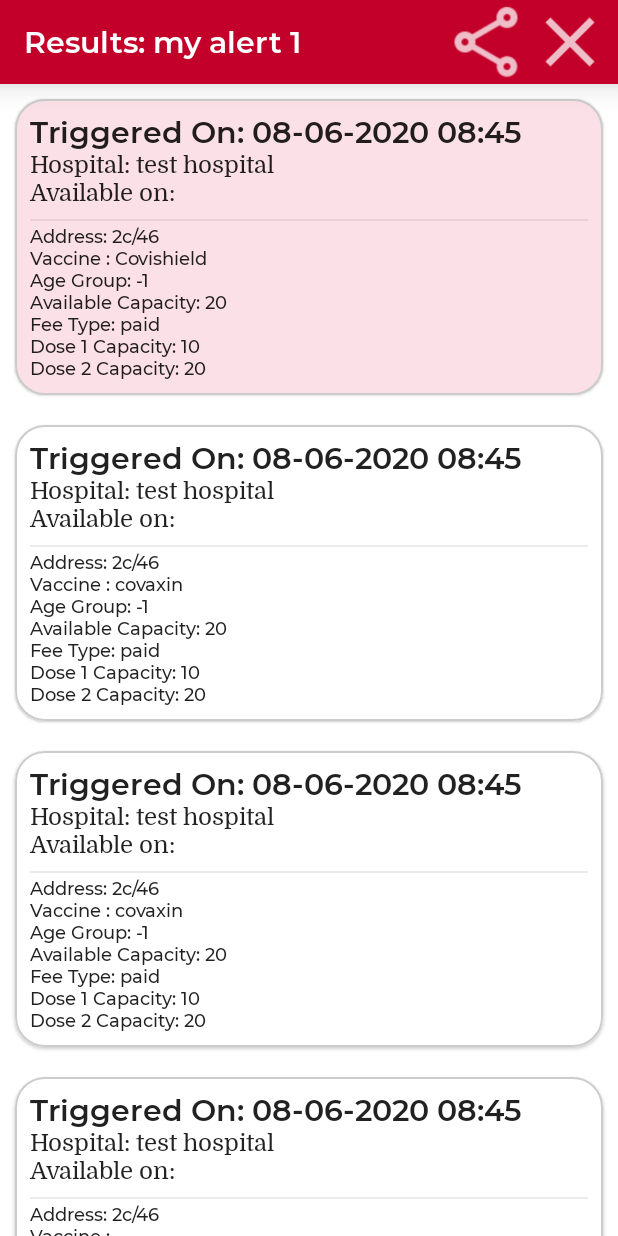
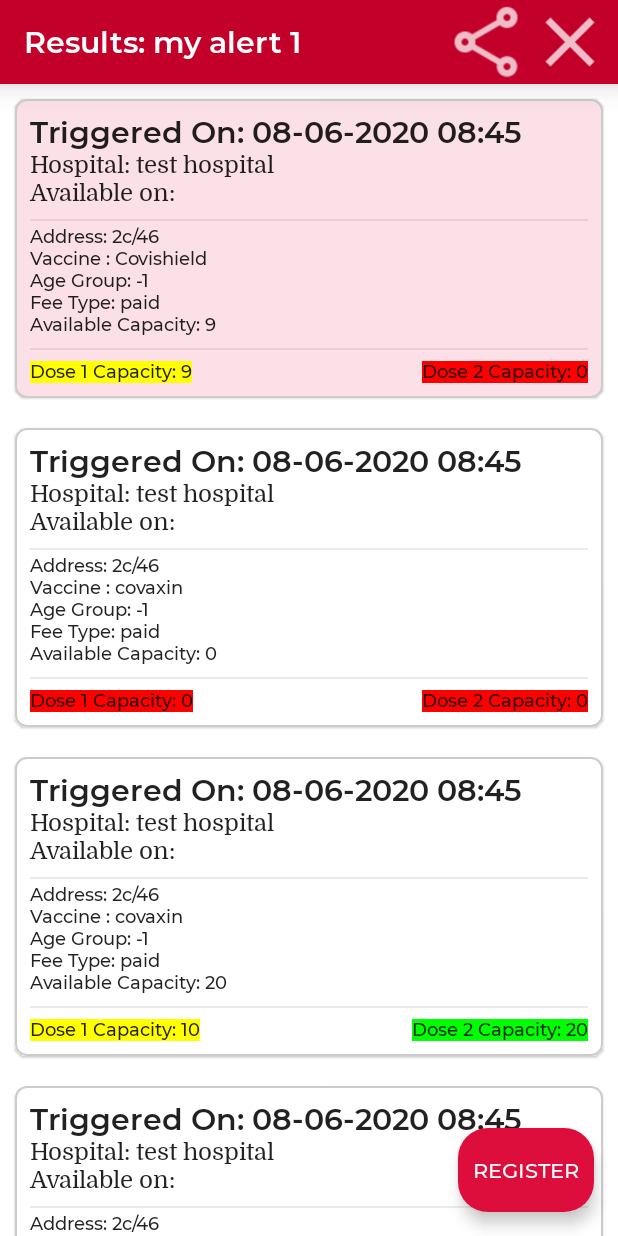
Before and after one commit to sp98/cowin-alert, an Android app built with Jetpack Compose: the @Preview function PreviewResultDetails, on a phone screen of 412 x 824 dp. Run offline under Robolectric (Android 15) with nearby library versions, the phone set to English and light mode, and no system bars; our stand-ins replace Room's generated code, accompanist.

Commit message:
Added register button on result screen
Signed-off-by: Santosh Pillai <sapillai@redhat.com>

```diff
--- a/app/src/main/java/com/santoshpillai/cowinalert/CowinAlertApplication.kt
+++ b/app/src/main/java/com/santoshpillai/cowinalert/CowinAlertApplication.kt
@@ -1,7 +1,6 @@
 package com.santoshpillai.cowinalert
 
 import android.app.Application
-import android.app.DownloadManager
 import android.app.NotificationChannel
 import android.app.NotificationManager
 import android.content.Context
--- a/app/src/main/java/com/santoshpillai/cowinalert/ui/alertscreen/AlertScreen.kt
+++ b/app/src/main/java/com/santoshpillai/cowinalert/ui/alertscreen/AlertScreen.kt
@@ -51,7 +51,7 @@
             Scaffold(
                 floatingActionButtonPosition = FabPosition.End,
                 floatingActionButton = {
-                   if (showAddIcon){
+                    if (showAddIcon) {
                         FloatingActionButton(
                             modifier = Modifier
                                 .padding(5.dp),
--- a/app/src/main/java/com/santoshpillai/cowinalert/ui/resultscreen/ResultScreen.kt
+++ b/app/src/main/java/com/santoshpillai/cowinalert/ui/resultscreen/ResultScreen.kt
@@ -3,23 +3,24 @@
 import android.app.Activity
 import android.content.Context
 import android.content.Intent
+import android.net.Uri
 import androidx.compose.foundation.BorderStroke
 import androidx.compose.foundation.background
 import androidx.compose.foundation.gestures.detectTapGestures
-import androidx.compose.foundation.layout.Arrangement
-import androidx.compose.foundation.layout.Column
-import androidx.compose.foundation.layout.fillMaxWidth
-import androidx.compose.foundation.layout.padding
+import androidx.compose.foundation.layout.*
 import androidx.compose.foundation.lazy.LazyColumn
 import androidx.compose.foundation.lazy.items
+import androidx.compose.foundation.shape.RoundedCornerShape
 import androidx.compose.material.*
 import androidx.compose.runtime.Composable
+import androidx.compose.runtime.remember
 import androidx.compose.ui.Alignment
 import androidx.compose.ui.Modifier
 import androidx.compose.ui.graphics.Color
 import androidx.compose.ui.input.pointer.pointerInput
 import androidx.compose.ui.platform.LocalContext
 import androidx.compose.ui.res.painterResource
+import androidx.compose.ui.res.stringResource
 import androidx.compose.ui.text.style.TextAlign
 import androidx.compose.ui.tooling.preview.Preview
 import androidx.compose.ui.unit.dp
@@ -68,6 +69,11 @@
                         }
                     }
                 )
+            },
+            floatingActionButton = {
+                if (results.isNotEmpty()) {
+                    Register(context)
+                }
             }
         ) {
 
@@ -76,7 +82,7 @@
                     modifier = Modifier.fillMaxWidth(),
                     verticalArrangement = Arrangement.Center,
                     horizontalAlignment = Alignment.CenterHorizontally
-                ){
+                ) {
                     Text(
                         "No results found",
                         style = MaterialTheme.typography.h5,
@@ -111,7 +117,7 @@
                                     )
                                 },
                             border = BorderStroke(1.dp, Color.LightGray),
-                            shape = MaterialTheme.shapes.medium,
+                            shape = MaterialTheme.shapes.small,
                         ) {
                             Column(
                                 modifier = Modifier
@@ -148,25 +154,43 @@
                                 )
 
                                 Text(
+                                    text = "Fee Type: ${result.feeType}",
+                                    style = MaterialTheme.typography.overline
+                                )
+
+                                Text(
                                     text = "Available Capacity: ${result.availableCapacity}",
                                     style = MaterialTheme.typography.overline
                                 )
 
-                                Text(
-                                    text = "Fee Type: ${result.feeType}",
-                                    style = MaterialTheme.typography.overline
-                                )
+                                CowinDivider()
+                                Spacer(modifier = Modifier.height(4.dp))
+                                Row(
+                                    modifier = Modifier
+                                        .fillMaxWidth(),
+                                    verticalAlignment = Alignment.CenterVertically,
+                                    horizontalArrangement = Arrangement.SpaceBetween
+                                ) {
+                                    val d1backgroundColor =
+                                        getAvailableDoseBgColor(result.dose1Capacity)
+                                    val d2backgroundColor =
+                                        getAvailableDoseBgColor(result.dose2Capacity)
 
+                                    Text(
+                                        text = "Dose 1 Capacity: ${result.dose1Capacity}",
+                                        style = MaterialTheme.typography.overline,
+                                        modifier = Modifier
+                                            .background(d1backgroundColor)
+                                    )
 
-                                Text(
-                                    text = "Dose 1 Capacity: ${result.dose1Capacity}",
-                                    style = MaterialTheme.typography.overline
-                                )
+                                    Text(
+                                        text = "Dose 2 Capacity: ${result.dose2Capacity}",
+                                        style = MaterialTheme.typography.overline,
+                                        modifier = Modifier
+                                            .background(d2backgroundColor)
+                                    )
+                                }
 
-                                Text(
-                                    text = "Dose 2 Capacity: ${result.dose2Capacity}",
-                                    style = MaterialTheme.typography.overline
-                                )
 
                             }
                         }
@@ -179,6 +203,35 @@
     }
 }
 
+@Composable
+fun Register(context: Context) {
+    val cowinLoginURL =  stringResource(R.string.cowin_registration_url)
+    val intent = remember {
+        Intent(
+            Intent.ACTION_VIEW,
+            Uri.parse(cowinLoginURL)
+        )
+    }
+    FloatingActionButton(
+        onClick = { context.startActivity(intent) },
+        shape = RoundedCornerShape(20.dp)
+    ) {
+        Text(
+            stringResource(R.string.register),
+            modifier = Modifier.padding(horizontal = 10.dp),
+            style = MaterialTheme.typography.button
+        )
+    }
+}
+
+
+fun getAvailableDoseBgColor(capacity: Int): Color {
+    return when (capacity) {
+        in 1..10 -> Color.Yellow
+        0 -> Color.Red
+        else -> Color.Green
+    }
+}
 
 @Preview(name = "Result Detail Screen")
 @Composable
@@ -196,9 +249,9 @@
                 blockName = "NIT-2",
                 vaccine = "Covishield",
                 feeType = "paid",
-                availableCapacity = 20,
-                dose1Capacity = 10,
-                dose2Capacity = 20,
+                availableCapacity = 9,
+                dose1Capacity = 9,
+                dose2Capacity = 0,
                 triggeredOn = "08-06-2020 08:45"
             ),
             Result(
@@ -211,9 +264,9 @@
                 blockName = "NIT-2",
                 vaccine = "covaxin",
                 feeType = "paid",
-                availableCapacity = 20,
-                dose1Capacity = 10,
-                dose2Capacity = 20,
+                availableCapacity = 0,
+                dose1Capacity = 0,
+                dose2Capacity = 0,
                 triggeredOn = "08-06-2020 08:45"
             ),
             Result(
@@ -297,13 +350,13 @@
     }
 }
 
-
 private fun getShareIntent(context: Context, result: Result): Intent {
     return ShareCompat.IntentBuilder.from(context as Activity)
         .setText(
             "Vaccination Available:\n" +
                     "Hospital Name:  ${result.hospitalName}\n" +
                     "Address: ${result.address}\n" +
+                    "Vaccine: ${result.vaccine}\n" +
                     "Age Group:  ${result.ageGroup}+\n" +
                     "Date:  ${result.availableOn}\n" +
                     "Total Doses:  ${result.availableCapacity}\n" +
--- a/app/src/main/java/com/santoshpillai/cowinalert/workers/CowinWorker.kt
+++ b/app/src/main/java/com/santoshpillai/cowinalert/workers/CowinWorker.kt
@@ -47,7 +47,7 @@
                     val centers =
                         CowinAPI.retrofitService.getCowinData(pincode, today).execute().body()
                     if (centers != null) {
-                        println("centers - ${centers.centers    }")
+                        println("centers - ${centers.centers}")
                         val test = matchFilter(filters, centers.centers)
                         if (test.result.isNotEmpty()) {
                             results = results + test.result
--- a/app/src/main/res/mipmap-anydpi-v26/ic_launcher.xml
+++ b/app/src/main/res/mipmap-anydpi-v26/ic_launcher.xml
@@ -1,5 +1,5 @@
 <?xml version="1.0" encoding="utf-8"?>
 <adaptive-icon xmlns:android="http://schemas.android.com/apk/res/android">
-    <background android:drawable="@color/ic_launcher_background"/>
-    <foreground android:drawable="@mipmap/ic_launcher_foreground"/>
+    <background android:drawable="@color/ic_launcher_background" />
+    <foreground android:drawable="@mipmap/ic_launcher_foreground" />
 </adaptive-icon>
--- a/app/src/main/res/mipmap-anydpi-v26/ic_launcher_round.xml
+++ b/app/src/main/res/mipmap-anydpi-v26/ic_launcher_round.xml
@@ -1,5 +1,5 @@
 <?xml version="1.0" encoding="utf-8"?>
 <adaptive-icon xmlns:android="http://schemas.android.com/apk/res/android">
-    <background android:drawable="@color/ic_launcher_background"/>
-    <foreground android:drawable="@mipmap/ic_launcher_foreground"/>
+    <background android:drawable="@color/ic_launcher_background" />
+    <foreground android:drawable="@mipmap/ic_launcher_foreground" />
 </adaptive-icon>
--- a/app/src/main/res/values/strings.xml
+++ b/app/src/main/res/values/strings.xml
@@ -1,3 +1,6 @@
 <resources>
-    <string name="app_name">CowinAlert</string>
+    <string name="app_name">Cowin Alert</string>
+    <string name="register">REGISTER</string>
+    <string name="cowin_registration_url">https://selfregistration.cowin.gov.in/</string>
+
 </resources>
```
Lines whose indentation alone changed are shown as unchanged.
